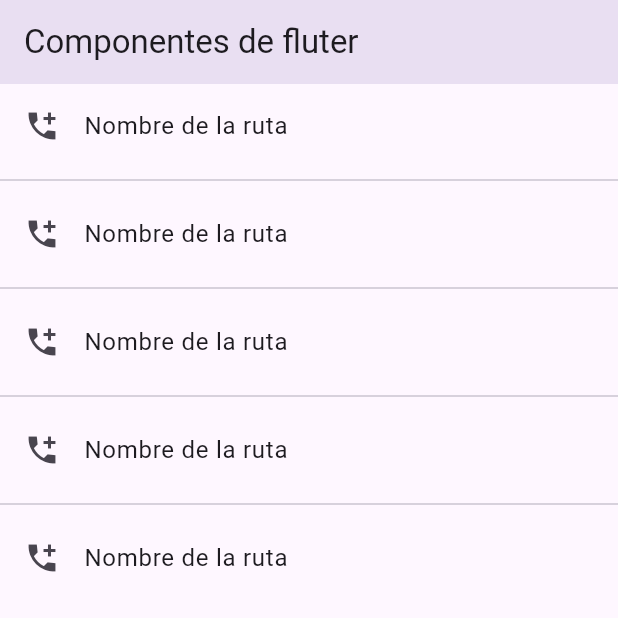
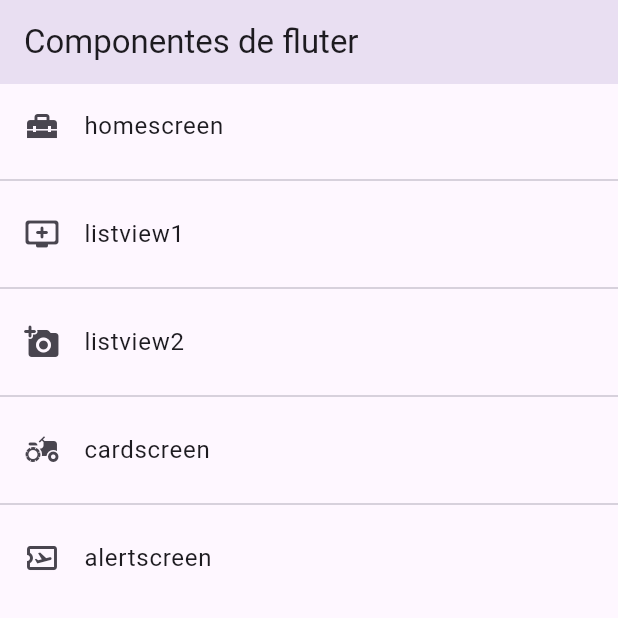
Before and after one commit to antonioalbx27/fl_components, a Flutter app: the screen it shows after launch, on a phone screen of 412 x 824 dp, the top half of it. Run offline on Flutter 3.47's test engine with Material 3 defaults, Android fonts, the phone set to English and light mode, and no system bars.

Commit message:
Seguimos ahorando codigo y documentado

```diff
--- a/lib/main.dart
+++ b/lib/main.dart
@@ -14,7 +14,7 @@ class MyApp extends StatelessWidget {
       title: 'Material App',
       //home: Listview2Screen(),
       initialRoute: AppRoutes.initialRoutes, //con esto le pasamos el nombre de la ruta, que lo suyo esque la primera sea la de home
-      routes: AppRoutes.routes, //cierre routes
+      routes: AppRoutes.getAppRoutes(), //cierre routes
       onGenerateRoute: AppRoutes.onGenerateRoute//con esto evitamos errores a la hora de llamarlos con el pushName
     );
   } // cierre widget
--- /dev/null
+++ b/lib/models/menu_options.dart
@@ -0,0 +1,17 @@
+import 'package:flutter/material.dart';
+//Usamos este tipo de clases para quitar codigo en el main; para que no haya tanto codigo en el
+class MenuOption{
+  final String route;
+  final IconData icon;
+  final String name;
+  final Widget screen;
+
+  MenuOption({
+    required this.route,
+    required this.icon,
+    required this.name,
+    required this.screen});
+
+
+
+}
--- /dev/null
+++ b/lib/models/models.dart
@@ -0,0 +1 @@
+export 'package:fl_components/models/menu_options.dart';
--- a/lib/routes/app_routes.dart
+++ b/lib/routes/app_routes.dart
@@ -1,18 +1,54 @@
+import 'package:fl_components/models/models.dart';
 import 'package:fl_components/screens/screens.dart';
 import 'package:flutter/material.dart';
 //para que el main este mas limpio; ponemos las rutas en una clase y
 // solo tenemos que llamar a esta clase en donde se tenga que usar los routes
 class AppRoutes {
   static const initialRoutes = 'homescreen';
+//asi organizamos mejor el como llamar a las ventanas
+  static final MenuOptions = <MenuOption>[
+    MenuOption(
+      route: 'homescreen',
+      icon: Icons.home_repair_service,
+      name: 'homescreen',
+      screen: const HomeScreen()
+      ),
+     MenuOption(
+      route: 'listview1',
+      icon: Icons.add_to_queue_rounded,
+      name: 'listview1',
+      screen: const Listview1Screen()
+      ),
+      MenuOption(
+      route: 'listview2',
+      icon: Icons.add_a_photo_rounded,
+      name: 'listview2',
+      screen: const Listview2Screen()
+      ),
+      MenuOption(
+      route: 'cardscreen',
+      icon: Icons.agriculture_sharp,
+      name: 'cardscreen',
+      screen: const CardScreen()
+      ),
+      MenuOption(
+      route: 'alertscreen',
+      icon: Icons.airplane_ticket_outlined,
+      name: 'alertscreen',
+      screen: const AlertScreen()
+      ),
+  ];
 
-  static Map<String, Widget Function(BuildContext)> routes = {
-        'listview1': (BuildContext context) => Listview1Screen(),
-        'listview2': (BuildContext context) => Listview2Screen(),
-        'homescreen': (BuildContext context) => HomeScreen(),
-        'cardscreen': (BuildContext context) => CardScreen(),
-        'alertscreen': (BuildContext context) => AlertScreen(),
+  static Map<String, Widget Function(BuildContext)> getAppRoutes(){
+    //lo que hacemso es guardar las rutas en un mapa para quitarnos mas codigo; recoriendo en el for todo lo que hay en el
+    //menu options
+    Map<String, Widget Function(BuildContext)> appRoutes = {} ;
+    for (final option in MenuOptions){
+      appRoutes.addAll({option.route : (BuildContext context ) => option.screen});
+    }
+    return appRoutes;
+  }
 
-    };
   static Route<dynamic> onGenerateRoute(RouteSettings settings){
 
   return MaterialPageRoute(builder: (context) => AlertScreen());//con esto si llamo a una pagina qie no existe
--- a/lib/screens/home_screen.dart
+++ b/lib/screens/home_screen.dart
@@ -1,3 +1,4 @@
+import 'package:fl_components/routes/app_routes.dart';
 import 'package:fl_components/screens/screens.dart'; // hayq ue fijarse cuando usemos el navegator; para que llave a la
 //clase en a que tenemos todos los imports y asi no hay tanto codigo
 import 'package:flutter/material.dart';
@@ -15,18 +16,20 @@ class HomeScreen extends StatelessWidget {
       ),
       body: ListView.separated(
         itemBuilder: (context, index) => ListTile(
-          leading: Icon(Icons.add_ic_call_sharp),
-          title: Text('Nombre de la ruta'),
+          leading: Icon(AppRoutes.MenuOptions[index].icon),
+          title: Text(AppRoutes.MenuOptions[index].name),
           onTap: (){
               //para navegar de una pantalla a otra; se usa el navigator
               final route = MaterialPageRoute(builder: (context) => Listview1Screen(),);//con esto le asigno la ruta y ese builder me permite crear un widget
               //Navigator.push(context, route); //con esto le digo que me pinga la screen seleciconada, hay mas opciones que el push
               //Navigator.pushReplacement(context, route); //con este no te deja ir para atras, destruyendo la ruta anterior
-              Navigator.pushNamed(context, 'cardscreen');//en lugar de establecer la ruta como lo hemos hecho, le pongo el nombre directamente
+              Navigator.pushNamed(context, AppRoutes.MenuOptions[index].route);//en lugar de establecer la ruta como lo hemos hecho, le pongo el nombre directamente o
+              //en esre caso loq ue ahce es directamente llevarme a la ruta en cuanto le toco
           },
           ),
        separatorBuilder: (context, index ) => Divider(),
-      itemCount: 5
+      itemCount: AppRoutes.MenuOptions.length,
+
         ),
         //ya que son 4 screens; pero el home tambien se incluye para que se pueda volver
       );
```
